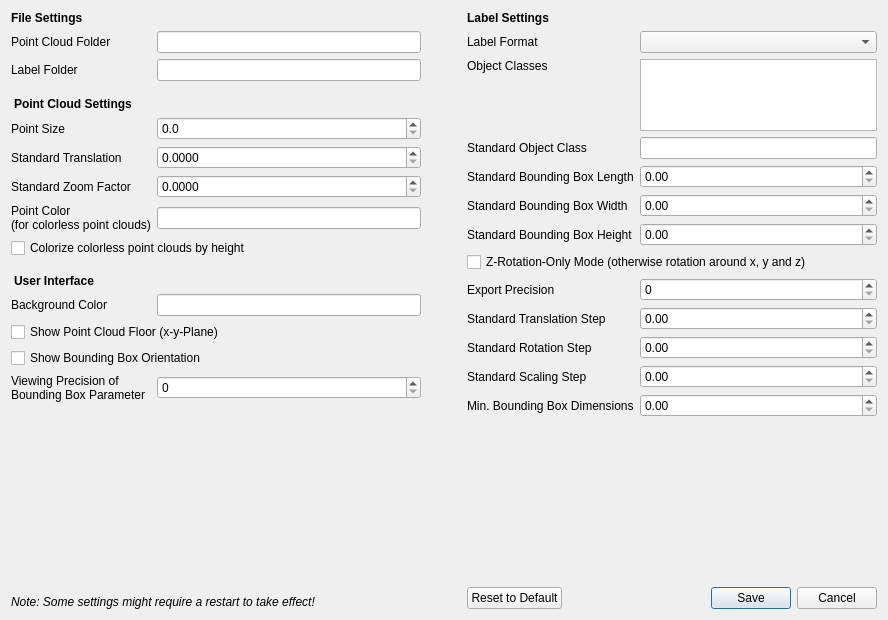
Qt form labelCloud/ressources/settings_interface.ui (ch-sa/labelCloud) before a commit.
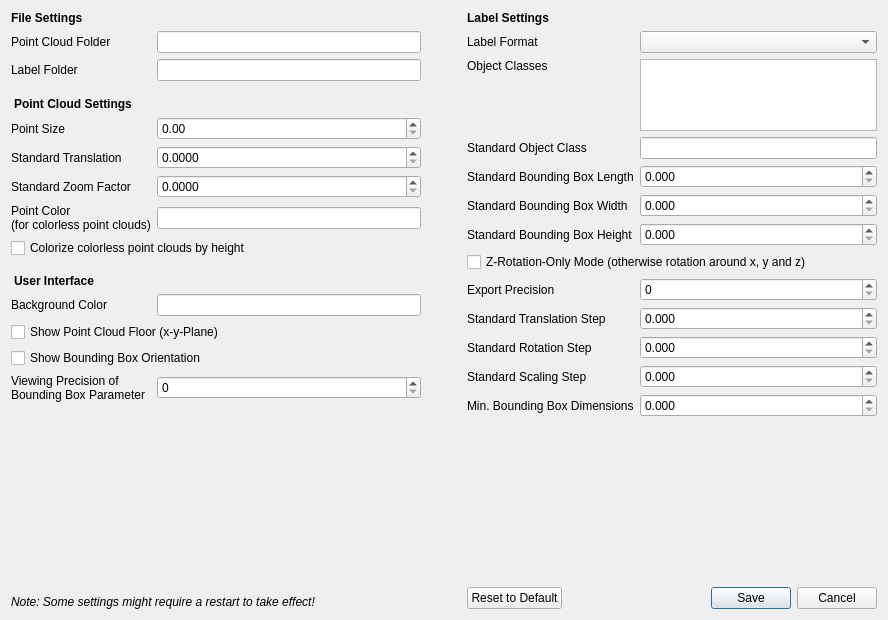
The same form after that commit.

Commit message: Update config usage and defaults

Diff of the .ui file:
```diff
--- a/labelCloud/ressources/settings_interface.ui
+++ b/labelCloud/ressources/settings_interface.ui
@@ -231,7 +231,10 @@
         <string>Rasterized diameter of each point from the point cloud.</string>
        </property>
        <property name="decimals">
-        <number>1</number>
+        <number>2</number>
+       </property>
+       <property name="maximum">
+        <double>500.000000000000000</double>
        </property>
       </widget>
      </item>
@@ -382,6 +385,12 @@
        <property name="toolTip">
         <string>Minimum value for the length, width and height of a bounding box.</string>
        </property>
+       <property name="decimals">
+        <number>3</number>
+       </property>
+       <property name="singleStep">
+        <double>0.001000000000000</double>
+       </property>
       </widget>
      </item>
      <item row="12" column="1">
@@ -406,6 +415,15 @@
        <property name="toolTip">
         <string>Standard step for scaling the bounding box.</string>
        </property>
+       <property name="decimals">
+        <number>3</number>
+       </property>
+       <property name="maximum">
+        <double>500.000000000000000</double>
+       </property>
+       <property name="singleStep">
+        <double>0.010000000000000</double>
+       </property>
       </widget>
      </item>
      <item row="11" column="2">
@@ -413,6 +431,15 @@
        <property name="toolTip">
         <string>Standard step for translating the bounding box (meter).</string>
        </property>
+       <property name="decimals">
+        <number>3</number>
+       </property>
+       <property name="maximum">
+        <double>500.000000000000000</double>
+       </property>
+       <property name="singleStep">
+        <double>0.100000000000000</double>
+       </property>
       </widget>
      </item>
      <item row="5" column="1">
@@ -430,6 +457,15 @@
        <property name="toolTip">
         <string>Standard step for rotating the bounding box (degree).</string>
        </property>
+       <property name="decimals">
+        <number>3</number>
+       </property>
+       <property name="maximum">
+        <double>364.000000000000000</double>
+       </property>
+       <property name="singleStep">
+        <double>0.100000000000000</double>
+       </property>
       </widget>
      </item>
      <item row="14" column="1">
@@ -463,6 +499,15 @@
        <property name="toolTip">
         <string>Default height of the bounding box (for picking mode).</string>
        </property>
+       <property name="decimals">
+        <number>3</number>
+       </property>
+       <property name="maximum">
+        <double>500.000000000000000</double>
+       </property>
+       <property name="singleStep">
+        <double>0.100000000000000</double>
+       </property>
       </widget>
      </item>
      <item row="9" column="1">
@@ -480,6 +525,15 @@
        <property name="toolTip">
         <string>Default length of the bounding box (for picking mode).</string>
        </property>
+       <property name="decimals">
+        <number>3</number>
+       </property>
+       <property name="maximum">
+        <double>500.000000000000000</double>
+       </property>
+       <property name="singleStep">
+        <double>0.100000000000000</double>
+       </property>
       </widget>
      </item>
      <item row="13" column="1">
@@ -568,6 +622,15 @@
        <property name="toolTip">
         <string>Default width of the bounding box (for picking mode).</string>
        </property>
+       <property name="decimals">
+        <number>3</number>
+       </property>
+       <property name="maximum">
+        <double>500.000000000000000</double>
+       </property>
+       <property name="singleStep">
+        <double>0.100000000000000</double>
+       </property>
       </widget>
      </item>
      <item row="15" column="2">
```
Left out of the diff: 6 changed lines with no effect on the pictures. The commit also changes 2 other files.
